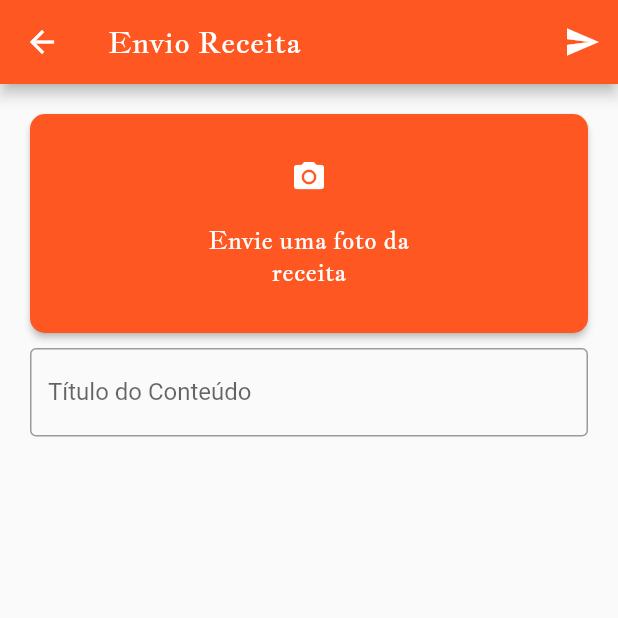
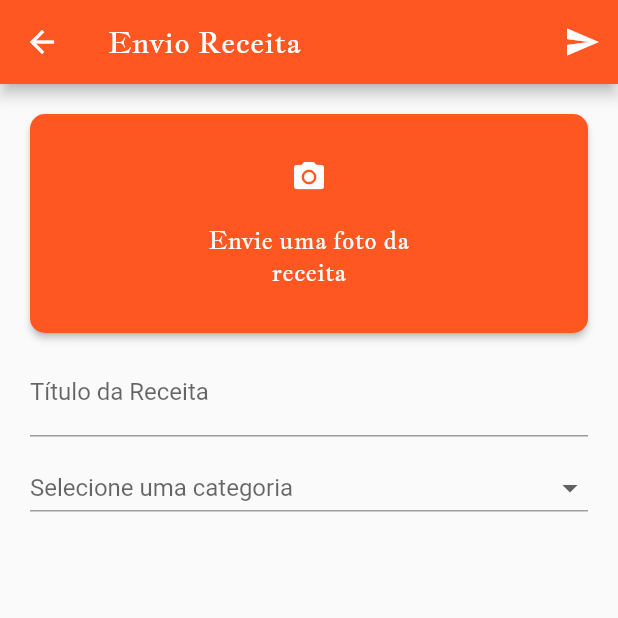
Before and after one commit to MichalskiLucas/ProjetoIntegrador, a Flutter app: the screen it shows once a user with an empty profile is signed in, in the side drawer, after a tap on "Enviar Receita", on a phone screen of 412 x 824 dp, the top half of it. Run offline on Flutter 3.47's test engine with Material 2 defaults, Android fonts, the phone set to English and light mode, and no system bars; our stand-ins replace camera, chat_bubbles, firebase_auth, firebase_core, get, google_sign_in and 4 more; missing offline and left inert: chat_gpt_flutter, filter_list; accounts and stored records are empty; network calls fail.

Commit message:
Feat: Continuando alteracoes da tela de receitas

```diff
--- a/CookMaster-APP/cookmaster-FrontEnd/cookmaster_front/lib/pages/sendRecipe_page.dart
+++ b/CookMaster-APP/cookmaster-FrontEnd/cookmaster_front/lib/pages/sendRecipe_page.dart
@@ -17,6 +17,7 @@ class SendRecipePage extends StatefulWidget {
 class _SendRecipePageState extends State<SendRecipePage> {
   List<CameraDescription> cameras = [];
   String? selectedImagePath;
+  String? selectedCategory; // Estado para a categoria selecionada
 
   @override
   void initState() {
@@ -196,10 +197,52 @@ class _SendRecipePageState extends State<SendRecipePage> {
                     ],
                   ),
                 const SizedBox(height: 10),
-                TextField(
+                const TextField(
                   decoration: InputDecoration(
-                    labelText: "Título do Conteúdo",
-                    border: OutlineInputBorder(),
+                    labelText: "Título da Receita",
+                    border: UnderlineInputBorder(),
+                  ),
+                ),
+                const SizedBox(height: 10),
+                Container(
+                  width: double.infinity,
+                  child: DropdownButton<String>(
+                    hint: selectedCategory != null
+                        ? Text(selectedCategory!)
+                        : Text("Selecione uma categoria"),
+                    value: selectedCategory,
+                    onChanged: (newValue) {
+                      setState(() {
+                        selectedCategory = newValue;
+                      });
+                    },
+                    items: const [
+                      DropdownMenuItem<String>(
+                        value: "Massas",
+                        child: Text("Massas"),
+                      ),
+                      DropdownMenuItem<String>(
+                        value: "Carnes",
+                        child: Text("Carnes"),
+                      ),
+                      DropdownMenuItem<String>(
+                        value: "Sobremesas",
+                        child: Text("Sobremesas"),
+                      ),
+                    ], // Ícone da seta
+                    iconSize: 24, // Tamanho do ícone
+                    isExpanded: true, // Permite que o botão seja expandido
+                    underline: Container(
+                      height: 1, // Altura da borda
+                      decoration: const BoxDecoration(
+                        border: Border(
+                          bottom: BorderSide(
+                            color: Colors.grey, // Cor da borda
+                            width: 1, // Espessura da borda
+                          ),
+                        ),
+                      ),
+                    ), // Remove a linha de seleção
                   ),
                 ),
               ],
```
